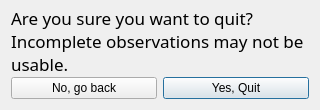
The window that threepio/layouts/quit.ui (finnjames/verdant-shores) describes before a commit, drawn with Qt 5.
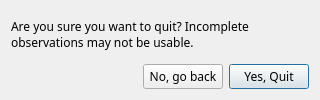
The same window after the commit.

What changed in the file:
```diff
--- a/threepio/layouts/quit.ui
+++ b/threepio/layouts/quit.ui
@@ -7,7 +7,7 @@
     <x>0</x>
     <y>0</y>
     <width>320</width>
-    <height>110</height>
+    <height>100</height>
    </rect>
   </property>
   <property name="windowTitle">
@@ -16,6 +16,11 @@
   <layout class="QGridLayout" name="gridLayout">
    <item row="2" column="2">
     <widget class="QPushButton" name="cancel_button">
+     <property name="font">
+      <font>
+       <family>IBM Plex Sans</family>
+      </font>
+     </property>
      <property name="text">
       <string>No, go back</string>
      </property>
@@ -23,6 +28,11 @@
    </item>
    <item row="2" column="3">
     <widget class="QPushButton" name="ok_button">
+     <property name="font">
+      <font>
+       <family>IBM Plex Sans</family>
+      </font>
+     </property>
      <property name="text">
       <string>Yes, Quit</string>
      </property>
@@ -31,12 +41,24 @@
      </property>
     </widget>
    </item>
-   <item row="1" column="2" colspan="2">
+   <item row="2" column="0">
+    <spacer name="horizontalSpacer">
+     <property name="orientation">
+      <enum>Qt::Horizontal</enum>
+     </property>
+     <property name="sizeHint" stdset="0">
+      <size>
+       <width>40</width>
+       <height>20</height>
+      </size>
+     </property>
+    </spacer>
+   </item>
+   <item row="0" column="0" colspan="4">
     <widget class="QLabel" name="sidereal_label">
      <property name="font">
       <font>
        <family>IBM Plex Sans</family>
-       <pointsize>13</pointsize>
       </font>
      </property>
      <property name="text">
```
Left out of the diff: 2 changed lines with no effect on the pictures.
